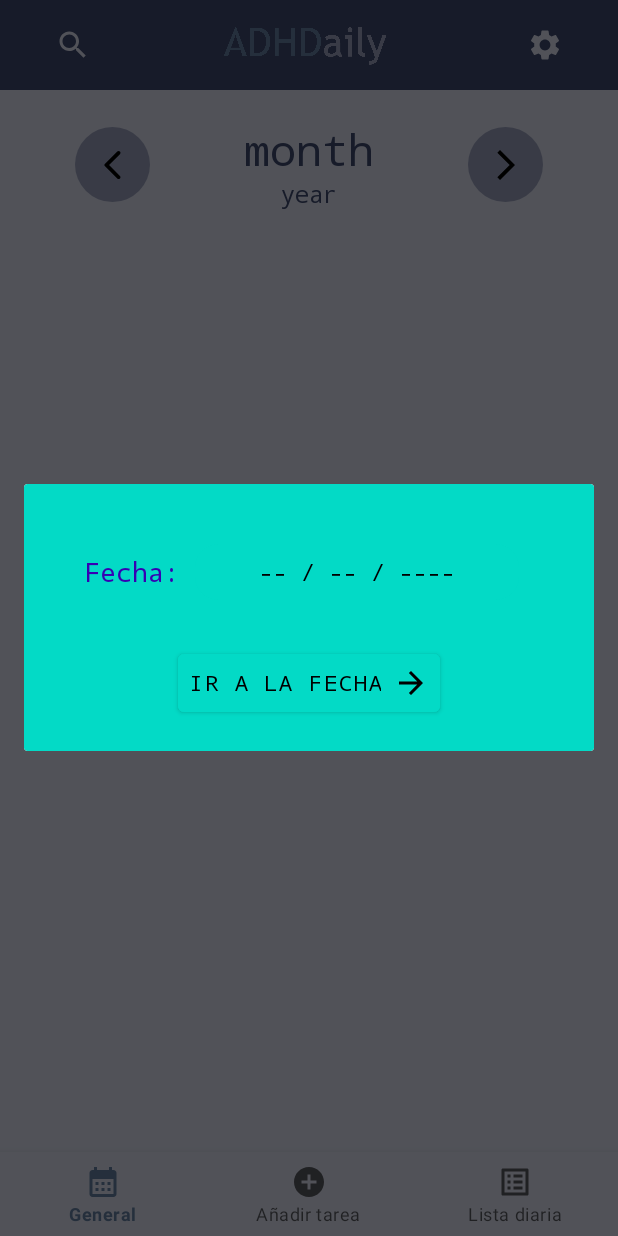
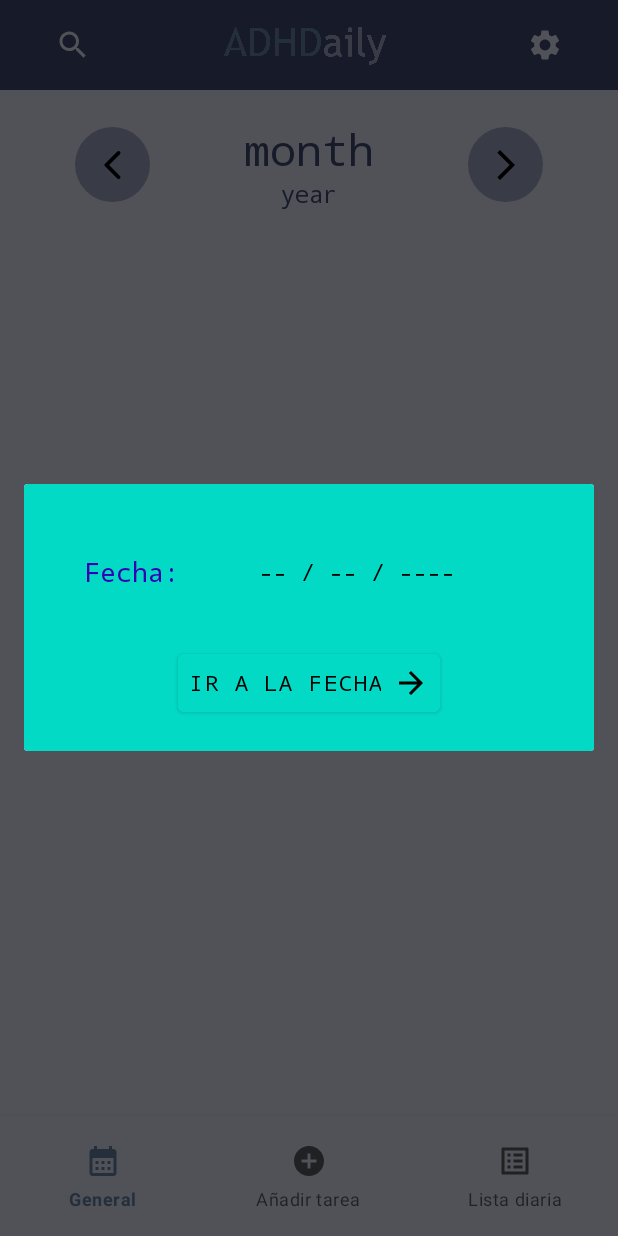
Before and after one commit to clopezldam1/ADHDaily, an Android app: the screen it shows after launch (MainActivity), after a tap on an icon or button, on a phone screen of 412 x 824 dp. Run offline under Robolectric (Android 15) with nearby library versions, the phone set to English and light mode, and no system bars; our stand-ins replace navigation-ui.

Commit message:
FIX - Ajustado tamaño de botonera inferior

```diff
--- a/app/src/main/res/layout/activity_main.xml
+++ b/app/src/main/res/layout/activity_main.xml
@@ -79,7 +79,7 @@
     <com.google.android.material.bottomnavigation.BottomNavigationView
         android:id="@+id/nav_view"
         android:layout_width="match_parent"
-        android:layout_height="wrap_content"
+        android:layout_height="80dp"
         android:layout_marginStart="0dp"
         android:layout_marginEnd="0dp"
         android:background="?android:attr/windowBackground"
@@ -87,7 +87,8 @@
         app:layout_constraintBottom_toBottomOf="parent"
         app:layout_constraintLeft_toLeftOf="parent"
         app:layout_constraintRight_toRightOf="parent"
-        app:menu="@menu/bottom_nav_menu" />
+        app:menu="@menu/bottom_nav_menu"
+        android:paddingVertical="10dp"/>
 
 
 
```
Also changed, not shown: app/src/main/res/drawable/button_color_state.xml (deleted, +0 -11 lines), app/src/main/res/drawable/round_image_button_pressed.xml (deleted, +0 -8 lines).
